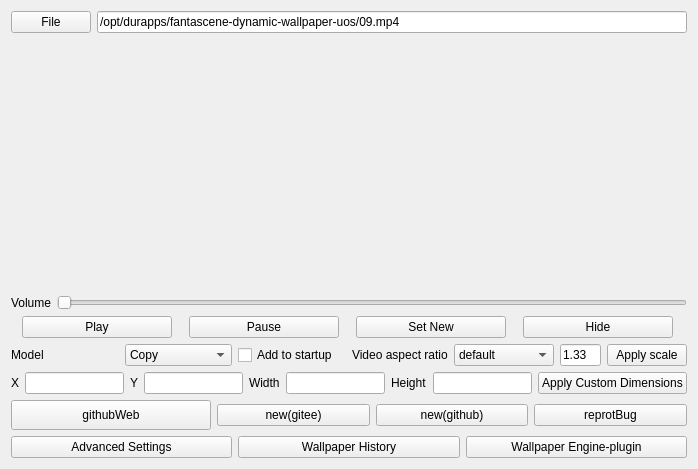
Before: the Qt Designer form src/settingwindow.ui in dependon/fantascene-dynamic-wallpaper, drawn with Qt 5.
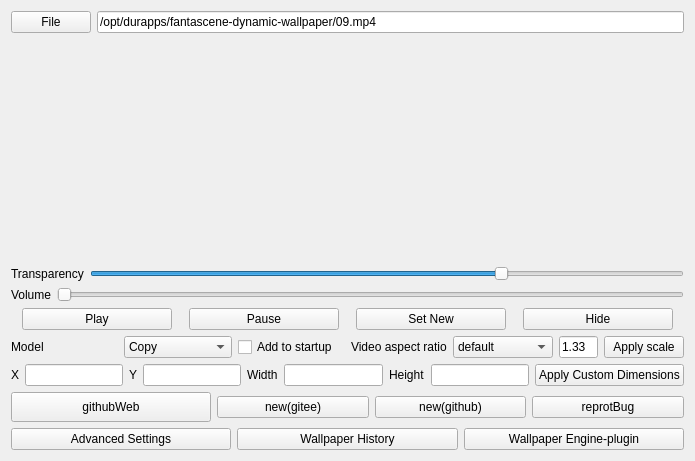
After: the same form once the commit is applied.

Patch:
```diff
--- a/src/settingwindow.ui
+++ b/src/settingwindow.ui
@@ -6,34 +6,27 @@
    <rect>
     <x>0</x>
     <y>0</y>
-    <width>698</width>
-    <height>469</height>
+    <width>695</width>
+    <height>461</height>
    </rect>
   </property>
   <property name="windowTitle">
    <string>MainWindow</string>
   </property>
   <layout class="QGridLayout" name="gridLayout">
-   <item row="8" column="0">
-    <layout class="QHBoxLayout" name="horizontalLayout_4">
+   <item row="0" column="0">
+    <layout class="QHBoxLayout" name="horizontalLayout_2">
      <item>
-      <widget class="QPushButton" name="moreSettingBtn">
+      <widget class="QPushButton" name="pathBtn">
        <property name="text">
-        <string>Advanced Settings</string>
+        <string>File</string>
        </property>
       </widget>
      </item>
      <item>
-      <widget class="QPushButton" name="history">
+      <widget class="QLineEdit" name="pathEdit">
        <property name="text">
-        <string>Wallpaper History</string>
-       </property>
-      </widget>
-     </item>
-     <item>
-      <widget class="QPushButton" name="pluginBtn">
-       <property name="text">
-        <string>Wallpaper Engine-plugin</string>
+        <string>/opt/durapps/fantascene-dynamic-wallpaper/09.mp4</string>
        </property>
       </widget>
      </item>
@@ -76,7 +69,68 @@
      </item>
     </layout>
    </item>
+   <item row="3" column="0">
+    <spacer name="verticalSpacer">
+     <property name="orientation">
+      <enum>Qt::Vertical</enum>
+     </property>
+     <property name="sizeHint" stdset="0">
+      <size>
+       <width>20</width>
+       <height>40</height>
+      </size>
+     </property>
+    </spacer>
+   </item>
+   <item row="4" column="0">
+    <layout class="QHBoxLayout" name="horizontalLayout_17">
+     <item>
+      <widget class="QLabel" name="label_8">
+       <property name="text">
+        <string>Transparency</string>
+       </property>
+      </widget>
+     </item>
+     <item>
+      <widget class="QSlider" name="tansparency_slider">
+       <property name="minimum">
+        <number>1</number>
+       </property>
+       <property name="maximum">
+        <number>100</number>
+       </property>
+       <property name="value">
+        <number>70</number>
+       </property>
+       <property name="orientation">
+        <enum>Qt::Horizontal</enum>
+       </property>
+      </widget>
+     </item>
+    </layout>
+   </item>
    <item row="5" column="0">
+    <layout class="QHBoxLayout" name="horizontalLayout_3">
+     <item>
+      <widget class="QLabel" name="label">
+       <property name="text">
+        <string>Volume</string>
+       </property>
+      </widget>
+     </item>
+     <item>
+      <widget class="QSlider" name="Slider">
+       <property name="maximum">
+        <number>100</number>
+       </property>
+       <property name="orientation">
+        <enum>Qt::Horizontal</enum>
+       </property>
+      </widget>
+     </item>
+    </layout>
+   </item>
+   <item row="6" column="0">
     <layout class="QHBoxLayout" name="horizontalLayout">
      <item>
       <widget class="QPushButton" name="startBtn">
@@ -157,91 +211,6 @@
     </layout>
    </item>
    <item row="7" column="0">
-    <layout class="QHBoxLayout" name="horizontalLayout_14">
-     <item>
-      <widget class="QPushButton" name="mainWeb">
-       <property name="minimumSize">
-        <size>
-         <width>200</width>
-         <height>30</height>
-        </size>
-       </property>
-       <property name="text">
-        <string>githubWeb</string>
-       </property>
-      </widget>
-     </item>
-     <item>
-      <widget class="QPushButton" name="giteeWeb">
-       <property name="text">
-        <string>new(gitee)</string>
-       </property>
-      </widget>
-     </item>
-     <item>
-      <widget class="QPushButton" name="githubWeb">
-       <property name="text">
-        <string>new(github)</string>
-       </property>
-      </widget>
-     </item>
-     <item>
-      <widget class="QPushButton" name="bugBtn">
-       <property name="text">
-        <string>reprotBug</string>
-       </property>
-      </widget>
-     </item>
-    </layout>
-   </item>
-   <item row="3" column="0">
-    <spacer name="verticalSpacer">
-     <property name="orientation">
-      <enum>Qt::Vertical</enum>
-     </property>
-     <property name="sizeHint" stdset="0">
-      <size>
-       <width>20</width>
-       <height>40</height>
-      </size>
-     </property>
-    </spacer>
-   </item>
-   <item row="4" column="0">
-    <layout class="QHBoxLayout" name="horizontalLayout_3">
-     <item>
-      <widget class="QLabel" name="label">
-       <property name="text">
-        <string>Volume</string>
-       </property>
-      </widget>
-     </item>
-     <item>
-      <widget class="QSlider" name="Slider">
-       <property name="maximum">
-        <number>100</number>
-       </property>
-       <property name="orientation">
-        <enum>Qt::Horizontal</enum>
-       </property>
-      </widget>
-     </item>
-    </layout>
-   </item>
-   <item row="1" column="0">
-    <spacer name="verticalSpacer_2">
-     <property name="orientation">
-      <enum>Qt::Vertical</enum>
-     </property>
-     <property name="sizeHint" stdset="0">
-      <size>
-       <width>20</width>
-       <height>40</height>
-      </size>
-     </property>
-    </spacer>
-   </item>
-   <item row="6" column="0">
     <layout class="QVBoxLayout" name="verticalLayout">
      <item>
       <layout class="QHBoxLayout" name="horizontalLayout_12" stretch="1,1">
@@ -431,19 +400,64 @@
      </item>
     </layout>
    </item>
-   <item row="0" column="0">
-    <layout class="QHBoxLayout" name="horizontalLayout_2">
+   <item row="8" column="0">
+    <layout class="QHBoxLayout" name="horizontalLayout_14">
      <item>
-      <widget class="QPushButton" name="pathBtn">
+      <widget class="QPushButton" name="mainWeb">
+       <property name="minimumSize">
+        <size>
+         <width>200</width>
+         <height>30</height>
+        </size>
+       </property>
        <property name="text">
-        <string>File</string>
+        <string>githubWeb</string>
        </property>
       </widget>
      </item>
      <item>
-      <widget class="QLineEdit" name="pathEdit">
+      <widget class="QPushButton" name="giteeWeb">
        <property name="text">
-        <string>/opt/durapps/fantascene-dynamic-wallpaper-uos/09.mp4</string>
+        <string>new(gitee)</string>
+       </property>
+      </widget>
+     </item>
+     <item>
+      <widget class="QPushButton" name="githubWeb">
+       <property name="text">
+        <string>new(github)</string>
+       </property>
+      </widget>
+     </item>
+     <item>
+      <widget class="QPushButton" name="bugBtn">
+       <property name="text">
+        <string>reprotBug</string>
+       </property>
+      </widget>
+     </item>
+    </layout>
+   </item>
+   <item row="9" column="0">
+    <layout class="QHBoxLayout" name="horizontalLayout_4">
+     <item>
+      <widget class="QPushButton" name="moreSettingBtn">
+       <property name="text">
+        <string>Advanced Settings</string>
+       </property>
+      </widget>
+     </item>
+     <item>
+      <widget class="QPushButton" name="history">
+       <property name="text">
+        <string>Wallpaper History</string>
+       </property>
+      </widget>
+     </item>
+     <item>
+      <widget class="QPushButton" name="pluginBtn">
+       <property name="text">
+        <string>Wallpaper Engine-plugin</string>
        </property>
       </widget>
      </item>
```
Left out of the diff: 14 changed lines with no effect on the pictures.
